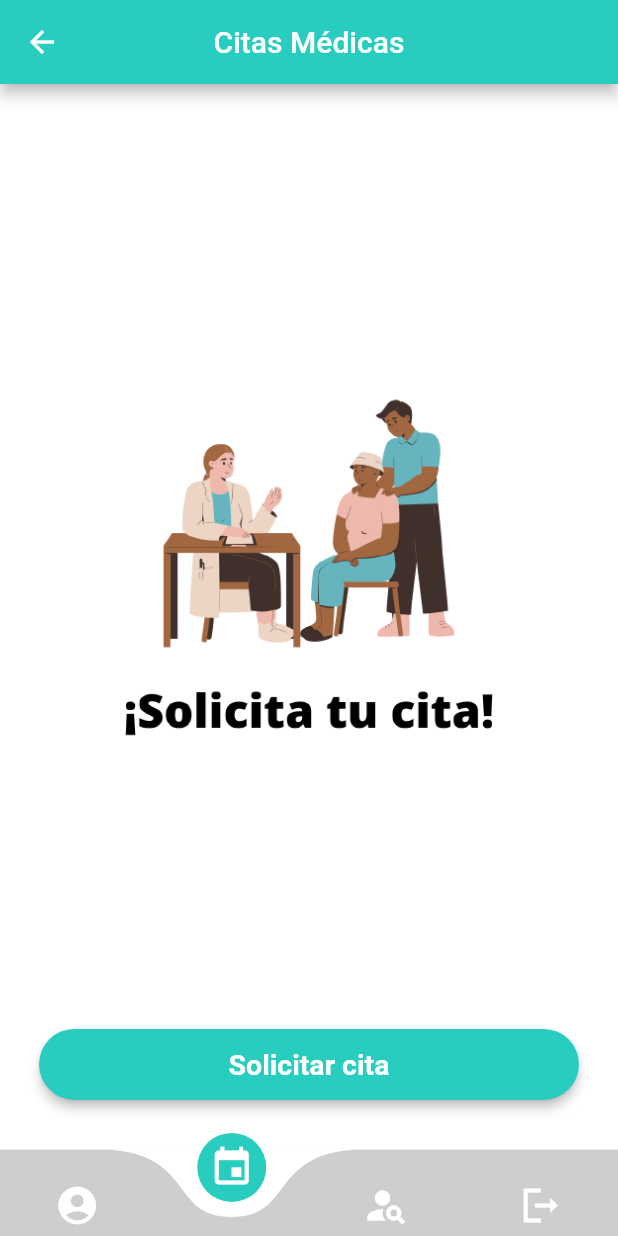
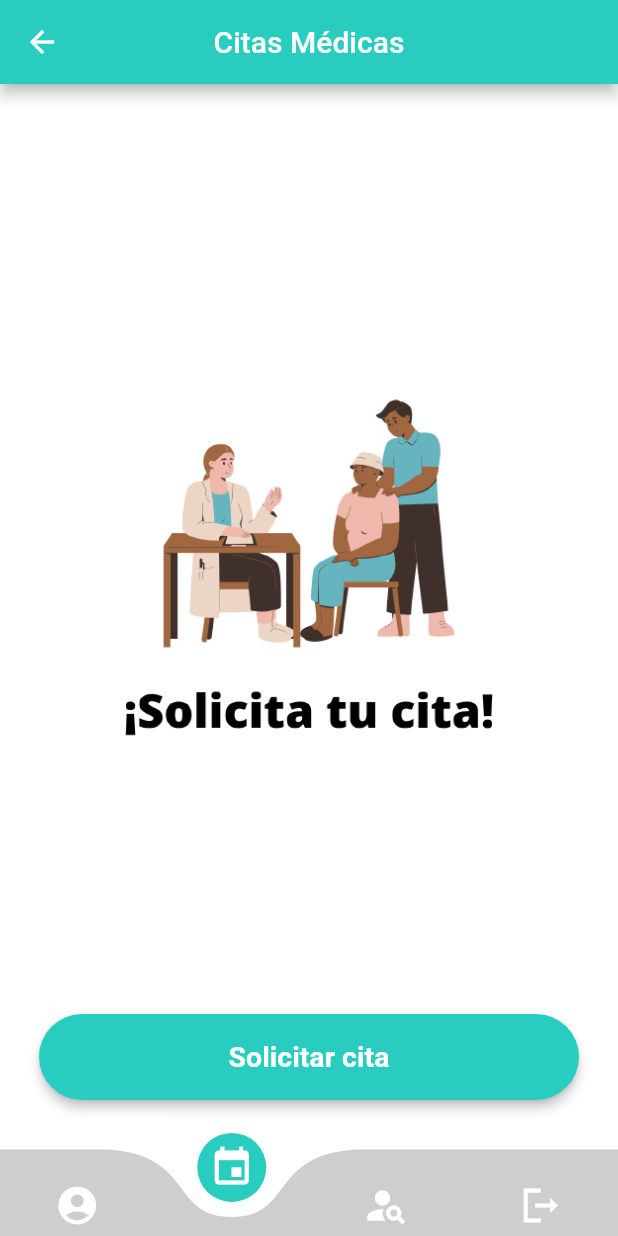
Before and after one commit to The-Hackers-UCAB/myOnlineDoctor-doctor-mobile, a Flutter app: the BottomMenuComponent screen opened by its route, after a tap on "Aceptar", on a phone screen of 412 x 824 dp. Run offline on Flutter 3.47's test engine with Material 2 defaults, Android fonts, the phone set to English and light mode, and no system bars; drawn by our look-alikes of curved_navigation_bar; our stand-ins replace connectivity_plus, device_info_plus, dio, firebase_core, firebase_messaging, flutter_bloc and 4 more; missing offline and left inert: agora_rtc_engine; accounts and stored records are empty; network calls fail; Roboto replaces fonts that are missing (Garet Light).

Commit message:
Tested the status changes of the appointments

```diff
--- a/my_online_doctor/lib/infrastructure/core/constants/repository_constants.dart
+++ b/my_online_doctor/lib/infrastructure/core/constants/repository_constants.dart
@@ -74,7 +74,7 @@ extension RepositoryPathConstantExtension on RepositoryPathConstant {
         return 'api/appointment/accept/patient';
 
       case RepositoryPathConstant.getDoctors:
-        return 'api/doctor/search?pageIndex=0&pageSize=0';
+        return 'api/doctor/search?pageIndex=0&pageSize=20';
 
     }
   }
--- a/my_online_doctor/lib/infrastructure/core/repository_manager.dart
+++ b/my_online_doctor/lib/infrastructure/core/repository_manager.dart
@@ -75,8 +75,10 @@ class RepositoryManager {
       } else if (operation == RepositoryConstant.operationPost.key) {
         response = await dio.post(endpoint, data: body);
 
-        for (var element in response.headers['set-cookie']!) {
-          LocalStorageProvider.saveData(RepositoryPathConstant.cookie.path, element);
+        if(endpoint == FlavorManager.baseURL() + RepositoryPathConstant.login.path){
+          for (var element in response.headers['set-cookie']!) {
+            LocalStorageProvider.saveData(RepositoryPathConstant.cookie.path, element);
+          }
         }
 
       } else if (operation == RepositoryConstant.operationPut.key) {
--- a/my_online_doctor/lib/infrastructure/providers/queries/doctor/doctor_query_provider_contract.dart
+++ b/my_online_doctor/lib/infrastructure/providers/queries/doctor/doctor_query_provider_contract.dart
@@ -22,8 +22,8 @@ class _DoctorQueryProvider extends DoctorQueryProviderContract {
   Future<dynamic> getDoctors(DoctorRequestModel? doctors) async {
 
     final response = await getIt<RepositoryManager>()
-    .request(operation: RepositoryConstant.operationGet.key, endpoint: RepositoryPathConstant.getDoctors.path,
-        body: doctors?.toJson())
+    .request(operation: RepositoryConstant.operationPost.key, endpoint: RepositoryPathConstant.getDoctors.path,
+        body: doctors == null ? {} : doctors.toJson())
     .catchError((onError) {
 
       return null;
--- a/my_online_doctor/lib/infrastructure/ui/appointment/appointment_detail_page.dart
+++ b/my_online_doctor/lib/infrastructure/ui/appointment/appointment_detail_page.dart
@@ -52,7 +52,7 @@ class AppointmentDetailPage extends StatelessWidget {
       backgroundColor: colorPrimary,
       leading: IconButton(
         icon: const Icon(Icons.arrow_back),
-        onPressed: () => Navigator.of(context).pop(),
+        onPressed: () => context.read<AppointmentDetailBloc>().add(AppointmentDetailEventNavigateToWith('/view_appointments')),
       )
     );
 
--- a/my_online_doctor/lib/infrastructure/ui/appointment/view_appointments_page.dart
+++ b/my_online_doctor/lib/infrastructure/ui/appointment/view_appointments_page.dart
@@ -118,7 +118,7 @@ class ViewAppointmentsPage extends StatelessWidget{
 
 
   Widget _requestAppointmentRenderButton(BuildContext context) => Container(
-    margin: const EdgeInsets.only(left: 10, top: 10, right: 10, bottom: 25),
+    margin: const EdgeInsets.only(left: 10, top: 0, right: 10, bottom: 25),
     width: double.infinity,
     height: MediaQuery.of(context).size.height * 0.065,
     child:  ButtonComponent(
@@ -129,7 +129,7 @@ class ViewAppointmentsPage extends StatelessWidget{
 
 
   Widget _renderMainBody(BuildContext context, List<RequestAppointmentModel> data) => Padding(
-    padding: const EdgeInsets.only(top: 20, bottom: 20),
+    padding: const EdgeInsets.only(top: 0, bottom: 20),
     child: ListView.builder(
       itemCount: data.length,
       shrinkWrap: true,
```
